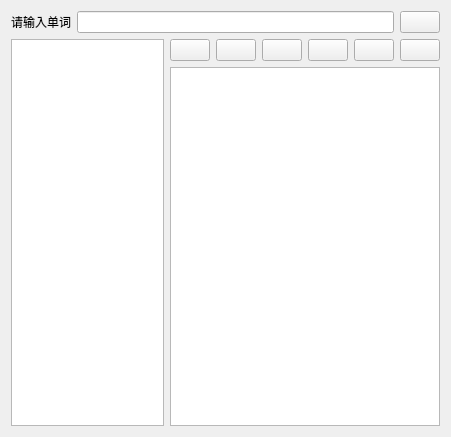
Old version of the form dictionary.ui in the repository tsuibin/project-dictionary.
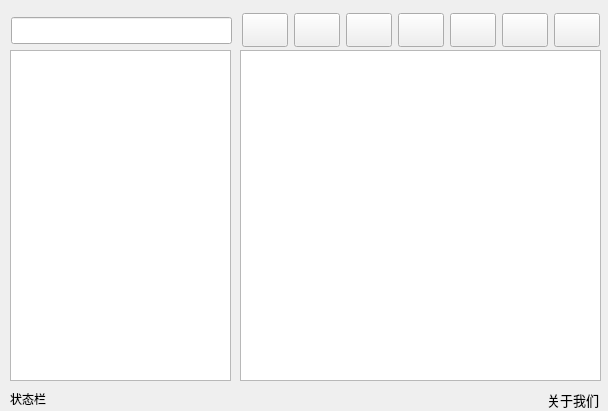
New version of the form. Icons and pictures are not drawn.

The edit to the form file:
```diff
--- a/dictionary.ui
+++ b/dictionary.ui
@@ -6,8 +6,8 @@
    <rect>
     <x>0</x>
     <y>0</y>
-    <width>451</width>
-    <height>437</height>
+    <width>608</width>
+    <height>411</height>
    </rect>
   </property>
   <property name="windowTitle">
@@ -16,151 +16,257 @@
   <property name="toolTip">
    <string>发音</string>
   </property>
-  <layout class="QGridLayout" name="gridLayout">
-   <item row="0" column="0">
-    <layout class="QVBoxLayout" name="verticalLayout_2">
-     <item>
-      <layout class="QHBoxLayout" name="horizontalLayout">
-       <item>
-        <widget class="QLabel" name="label">
-         <property name="text">
-          <string>请输入单词</string>
-         </property>
-        </widget>
-       </item>
-       <item>
-        <widget class="QLineEdit" name="WordIput"/>
-       </item>
-       <item>
-        <widget class="QPushButton" name="pushButton_2">
-         <property name="text">
-          <string/>
-         </property>
-         <property name="icon">
-          <iconset>
-           <normaloff>image/search.png</normaloff>image/search.png</iconset>
-         </property>
-        </widget>
-       </item>
-      </layout>
-     </item>
-     <item>
-      <layout class="QHBoxLayout" name="horizontalLayout_5">
-       <item>
-        <widget class="QListWidget" name="listWidget"/>
-       </item>
-       <item>
-        <layout class="QVBoxLayout" name="verticalLayout">
-         <item>
-          <layout class="QHBoxLayout" name="horizontalLayout_2">
-           <item>
-            <widget class="QPushButton" name="pushButton_4">
-             <property name="toolTip">
-              <string>保存</string>
-             </property>
-             <property name="text">
-              <string/>
-             </property>
-             <property name="icon">
-              <iconset>
-               <normaloff>image/save.png</normaloff>image/save.png</iconset>
-             </property>
-            </widget>
-           </item>
-           <item>
-            <widget class="QPushButton" name="pushButton_3">
-             <property name="toolTip">
-              <string>全文翻译</string>
-             </property>
-             <property name="text">
-              <string/>
-             </property>
-             <property name="icon">
-              <iconset>
-               <normaloff>image/fulltext.png</normaloff>image/fulltext.png</iconset>
-             </property>
-            </widget>
-           </item>
-           <item>
-            <widget class="QPushButton" name="pushButton_5">
-             <property name="toolTip">
-              <string>设置</string>
-             </property>
-             <property name="text">
-              <string/>
-             </property>
-             <property name="icon">
-              <iconset>
-               <normaloff>image/option.png</normaloff>image/option.png</iconset>
-             </property>
-            </widget>
-           </item>
-           <item>
-            <layout class="QHBoxLayout" name="horizontalLayout_3"/>
-           </item>
-           <item>
-            <widget class="QPushButton" name="soundbt">
-             <property name="text">
-              <string/>
-             </property>
-             <property name="icon">
-              <iconset>
-               <normaloff>image/laba.png</normaloff>image/laba.png</iconset>
-             </property>
-            </widget>
-           </item>
-           <item>
-            <widget class="QPushButton" name="pushButton">
-             <property name="toolTip">
-              <string>添加词库</string>
-             </property>
-             <property name="text">
-              <string/>
-             </property>
-             <property name="icon">
-              <iconset>
-               <normaloff>image/ciku.png</normaloff>image/ciku.png</iconset>
-             </property>
-            </widget>
-           </item>
-           <item>
-            <widget class="QPushButton" name="handw_input">
-             <property name="toolTip">
-              <string>手写输入</string>
-             </property>
-             <property name="text">
-              <string/>
-             </property>
-             <property name="icon">
-              <iconset>
-               <normaloff>image/handw.png</normaloff>image/handw.png</iconset>
-             </property>
-             <property name="iconSize">
-              <size>
-               <width>24</width>
-               <height>24</height>
-              </size>
-             </property>
-             <property name="autoDefault">
-              <bool>true</bool>
-             </property>
-             <property name="default">
-              <bool>false</bool>
-             </property>
-            </widget>
-           </item>
-          </layout>
-         </item>
-         <item>
-          <widget class="QTextBrowser" name="MeanBrowser"/>
-         </item>
-        </layout>
-       </item>
-      </layout>
-     </item>
-    </layout>
-   </item>
-  </layout>
+  <property name="autoFillBackground">
+   <bool>true</bool>
+  </property>
+  <widget class="QListWidget" name="listWidget">
+   <property name="geometry">
+    <rect>
+     <x>10</x>
+     <y>50</y>
+     <width>221</width>
+     <height>331</height>
+    </rect>
+   </property>
+   <property name="maximumSize">
+    <size>
+     <width>1677700</width>
+     <height>16777215</height>
+    </size>
+   </property>
+   <property name="cursor" stdset="0">
+    <cursorShape>PointingHandCursor</cursorShape>
+   </property>
+  </widget>
+  <widget class="QTextBrowser" name="MeanBrowser">
+   <property name="geometry">
+    <rect>
+     <x>240</x>
+     <y>50</y>
+     <width>361</width>
+     <height>331</height>
+    </rect>
+   </property>
+   <property name="cursor" stdset="0">
+    <cursorShape>ArrowCursor</cursorShape>
+   </property>
+  </widget>
+  <widget class="QLabel" name="label">
+   <property name="geometry">
+    <rect>
+     <x>10</x>
+     <y>390</y>
+     <width>41</width>
+     <height>17</height>
+    </rect>
+   </property>
+   <property name="text">
+    <string>状态栏</string>
+   </property>
+  </widget>
+  <widget class="QLabel" name="label_2">
+   <property name="geometry">
+    <rect>
+     <x>418</x>
+     <y>390</y>
+     <width>181</width>
+     <height>20</height>
+    </rect>
+   </property>
+   <property name="text">
+    <string>&lt;!DOCTYPE HTML PUBLIC &quot;-//W3C//DTD HTML 4.0//EN&quot; &quot;http://www.w3.org/TR/REC-html40/strict.dtd&quot;&gt;
+&lt;html&gt;&lt;head&gt;&lt;meta name=&quot;qrichtext&quot; content=&quot;1&quot; /&gt;&lt;style type=&quot;text/css&quot;&gt;
+p, li { white-space: pre-wrap; }
+&lt;/style&gt;&lt;/head&gt;&lt;body style=&quot; font-family:'Sans'; font-size:10pt; font-weight:400; font-style:normal;&quot;&gt;
+&lt;table style=&quot;-qt-table-type: root; margin-top:4px; margin-bottom:4px; margin-left:4px; margin-right:4px;&quot;&gt;
+&lt;tr&gt;
+&lt;td style=&quot;border: none;&quot;&gt;
+&lt;p align=&quot;right&quot; style=&quot; margin-top:0px; margin-bottom:0px; margin-left:0px; margin-right:0px; -qt-block-indent:0; text-indent:0px;&quot;&gt;关于我们&lt;/p&gt;&lt;/td&gt;&lt;/tr&gt;&lt;/table&gt;&lt;/body&gt;&lt;/html&gt;</string>
+   </property>
+  </widget>
+  <widget class="QLineEdit" name="WordIput">
+   <property name="geometry">
+    <rect>
+     <x>11</x>
+     <y>17</y>
+     <width>221</width>
+     <height>27</height>
+    </rect>
+   </property>
+   <property name="toolTip">
+    <string>手动增加词库</string>
+   </property>
+   <property name="text">
+    <string/>
+   </property>
+  </widget>
+  <widget class="QPushButton" name="hwinput_bt">
+   <property name="geometry">
+    <rect>
+     <x>242</x>
+     <y>13</y>
+     <width>46</width>
+     <height>34</height>
+    </rect>
+   </property>
+   <property name="cursor">
+    <cursorShape>PointingHandCursor</cursorShape>
+   </property>
+   <property name="toolTip">
+    <string>手写输入</string>
+   </property>
+   <property name="text">
+    <string/>
+   </property>
+   <property name="icon">
+    <iconset>
+     <normaloff>image/handw.png</normaloff>image/handw.png</iconset>
+   </property>
+   <property name="iconSize">
+    <size>
+     <width>24</width>
+     <height>24</height>
+    </size>
+   </property>
+   <property name="autoDefault">
+    <bool>true</bool>
+   </property>
+   <property name="default">
+    <bool>false</bool>
+   </property>
+  </widget>
+  <widget class="QPushButton" name="loaddic_bt">
+   <property name="geometry">
+    <rect>
+     <x>294</x>
+     <y>13</y>
+     <width>46</width>
+     <height>34</height>
+    </rect>
+   </property>
+   <property name="cursor">
+    <cursorShape>PointingHandCursor</cursorShape>
+   </property>
+   <property name="toolTip">
+    <string>添加词库</string>
+   </property>
+   <property name="text">
+    <string/>
+   </property>
+   <property name="icon">
+    <iconset>
+     <normaloff>image/ciku.png</normaloff>image/ciku.png</iconset>
+   </property>
+  </widget>
+  <widget class="QPushButton" name="page_bt">
+   <property name="geometry">
+    <rect>
+     <x>346</x>
+     <y>13</y>
+     <width>46</width>
+     <height>34</height>
+    </rect>
+   </property>
+   <property name="cursor">
+    <cursorShape>PointingHandCursor</cursorShape>
+   </property>
+   <property name="toolTip">
+    <string>全文翻译</string>
+   </property>
+   <property name="text">
+    <string/>
+   </property>
+   <property name="icon">
+    <iconset>
+     <normaloff>image/fulltext.png</normaloff>image/fulltext.png</iconset>
+   </property>
+  </widget>
+  <widget class="QPushButton" name="add_dic_bt">
+   <property name="geometry">
+    <rect>
+     <x>398</x>
+     <y>13</y>
+     <width>46</width>
+     <height>34</height>
+    </rect>
+   </property>
+   <property name="cursor">
+    <cursorShape>PointingHandCursor</cursorShape>
+   </property>
+   <property name="toolTip">
+    <string>手动增加词库</string>
+   </property>
+   <property name="text">
+    <string/>
+   </property>
+   <property name="icon">
+    <iconset>
+     <normaloff>image/add.png</normaloff>image/add.png</iconset>
+   </property>
+  </widget>
+  <widget class="QPushButton" name="set_bt">
+   <property name="geometry">
+    <rect>
+     <x>554</x>
+     <y>13</y>
+     <width>46</width>
+     <height>34</height>
+    </rect>
+   </property>
+   <property name="toolTip">
+    <string>设置</string>
+   </property>
+   <property name="text">
+    <string/>
+   </property>
+   <property name="icon">
+    <iconset>
+     <normaloff>image/option.png</normaloff>image/option.png</iconset>
+   </property>
+  </widget>
+  <widget class="QPushButton" name="save_bt">
+   <property name="geometry">
+    <rect>
+     <x>450</x>
+     <y>13</y>
+     <width>46</width>
+     <height>34</height>
+    </rect>
+   </property>
+   <property name="toolTip">
+    <string>保存</string>
+   </property>
+   <property name="text">
+    <string/>
+   </property>
+   <property name="icon">
+    <iconset>
+     <normaloff>image/save.png</normaloff>image/save.png</iconset>
+   </property>
+  </widget>
+  <widget class="QPushButton" name="sound_bt">
+   <property name="geometry">
+    <rect>
+     <x>502</x>
+     <y>13</y>
+     <width>46</width>
+     <height>34</height>
+    </rect>
+   </property>
+   <property name="cursor">
+    <cursorShape>PointingHandCursor</cursorShape>
+   </property>
+   <property name="toolTip">
+    <string>发音</string>
+   </property>
+   <property name="text">
+    <string/>
+   </property>
+   <property name="icon">
+    <iconset>
+     <normaloff>image/laba.png</normaloff>image/laba.png</iconset>
+   </property>
+  </widget>
  </widget>
  <layoutdefault spacing="6" margin="11"/>
  <resources/>
```
Left out of the diff: 17 changed lines with no effect on the pictures.
